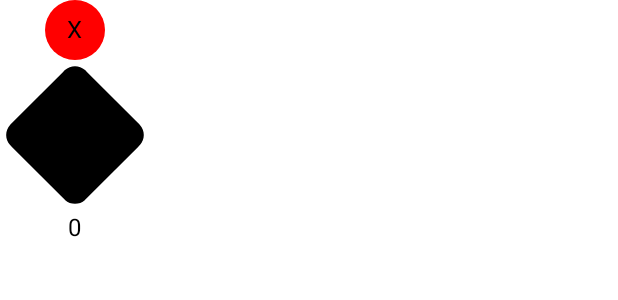
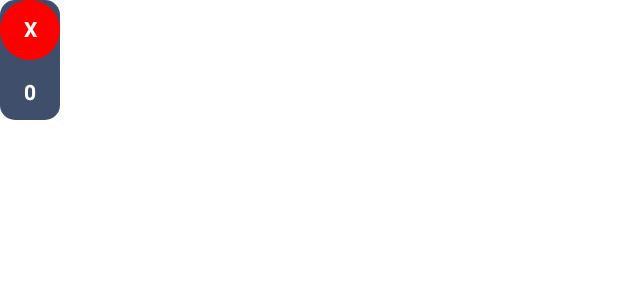
Before and after one commit to devstromo/tic_tac_toe_jetpack_compose, an Android app built with Jetpack Compose: the @Preview function PlayerMarkerPreview, on a phone screen of 412 x 824 dp. Shown: the top 300 px of the screen. Run offline under Robolectric (Android 15) with nearby library versions, the light colour scheme and no system bars.

Commit message:
Advanced Tic Tac Toe Jetpack Compose | update player maker composable

```diff
--- a/app/src/main/java/com/devstromo/advancedtictactoe/presentation/components/PlayerMarkers.kt
+++ b/app/src/main/java/com/devstromo/advancedtictactoe/presentation/components/PlayerMarkers.kt
@@ -3,33 +3,47 @@ package com.devstromo.advancedtictactoe.presentation.components
 import androidx.compose.foundation.background
 import androidx.compose.foundation.layout.Box
 import androidx.compose.foundation.layout.Column
+import androidx.compose.foundation.layout.height
+import androidx.compose.foundation.layout.padding
 import androidx.compose.foundation.layout.size
+import androidx.compose.foundation.layout.width
 import androidx.compose.foundation.shape.CircleShape
+import androidx.compose.foundation.shape.RoundedCornerShape
 import androidx.compose.material3.Text
 import androidx.compose.runtime.Composable
 import androidx.compose.ui.Alignment
 import androidx.compose.ui.Modifier
 import androidx.compose.ui.draw.clip
 import androidx.compose.ui.draw.drawWithCache
+import androidx.compose.ui.graphics.Brush
 import androidx.compose.ui.graphics.Color
 import androidx.compose.ui.graphics.asComposePath
 import androidx.compose.ui.graphics.graphicsLayer
+import androidx.compose.ui.text.TextStyle
+import androidx.compose.ui.text.font.FontWeight
 import androidx.compose.ui.tooling.preview.Preview
 import androidx.compose.ui.unit.dp
 import androidx.graphics.shapes.CornerRounding
 import androidx.graphics.shapes.RoundedPolygon
 import androidx.graphics.shapes.toPath
 import com.devstromo.advancedtictactoe.ui.theme.AdvancedTicTacToeTheme
+import com.devstromo.advancedtictactoe.ui.theme.kMainDarkThemeColor
 
 @Composable
 fun PlayerMarker(
     playerMarketType: PlayerMarkerType = PlayerMarkerType.X,
-    itemsCount: Int = 0
+    itemsCount: Int = 0,
+    isSelected: Boolean = false
 ) {
-    Column(
-        horizontalAlignment = Alignment.CenterHorizontally
+    Box(
+        modifier = Modifier
+            .width(40.dp)
+            .height(80.dp)
+            .background(
+                color = kMainDarkThemeColor,
+                shape = RoundedCornerShape(10.dp)
+            )
     ) {
-
         Box {
             Box(
                 modifier = Modifier
@@ -43,41 +57,26 @@ fun PlayerMarker(
                 text = if (PlayerMarkerType.X == playerMarketType)
                     "X"
                 else
-                    "O"
-
+                    "O",
+                style = TextStyle(
+                    color = Color.White,
+                    fontWeight = FontWeight.Bold,
+                )
             )
         }
-        Box(
+        Text(
             modifier = Modifier
-                .drawWithCache {
-                    val roundedPolygon = RoundedPolygon(
-                        numVertices = 4,
-                        radius = size.minDimension / 2,
-                        centerX = size.width / 2,
-                        centerY = size.height / 2,
-                        rounding = CornerRounding(
-                            size.minDimension / 10f,
-                            smoothing = 0.1f
-                        )
-                    )
-                    val roundedPolygonPath = roundedPolygon.toPath().asComposePath()
-                    onDrawBehind {
-                        drawPath(roundedPolygonPath, color = Color.Black)
-                    }
-                }
-                .graphicsLayer {
-                    rotationY = 35.0f
-                    rotationX = 12.0f
-                    cameraDistance = 12.dp.toPx()
-                }
-                .size(100.dp)
-        )
-        Text(
-            text = "$itemsCount"
+                .align(Alignment.BottomCenter)
+                .padding(bottom = 10.dp),
+            text = "$itemsCount",
+            style = TextStyle(
+                color = Color.White,
+                fontWeight = FontWeight.Bold,
+            )
 
         )
+    }
 
-    }
 }
 
 @Preview
```
